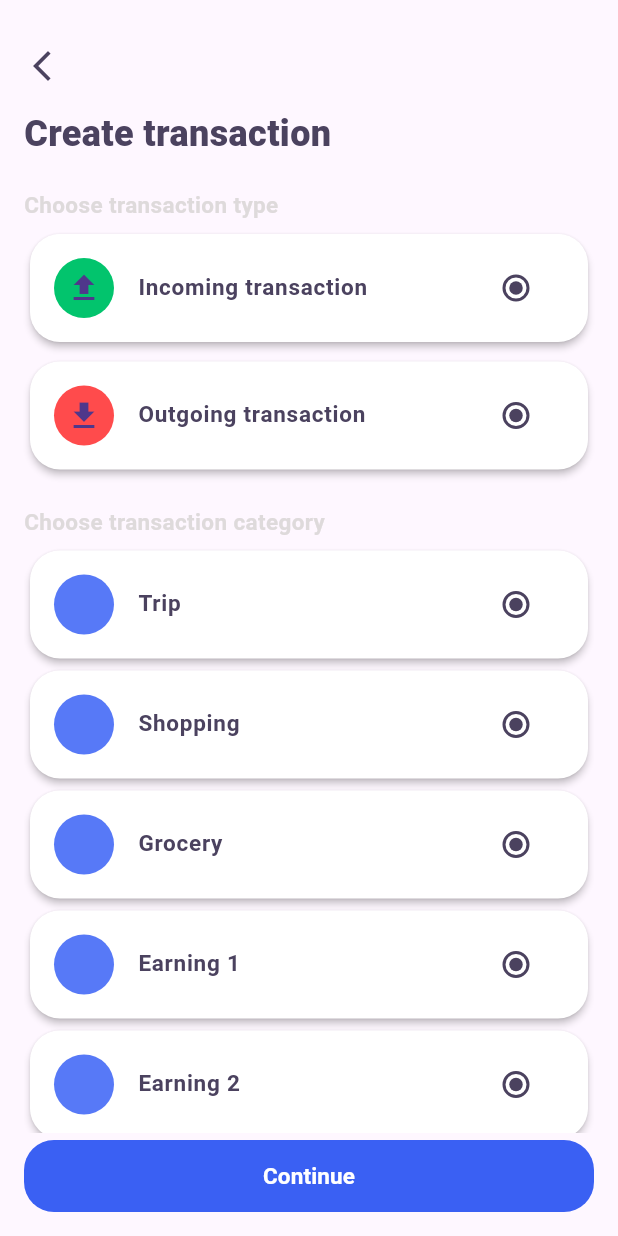
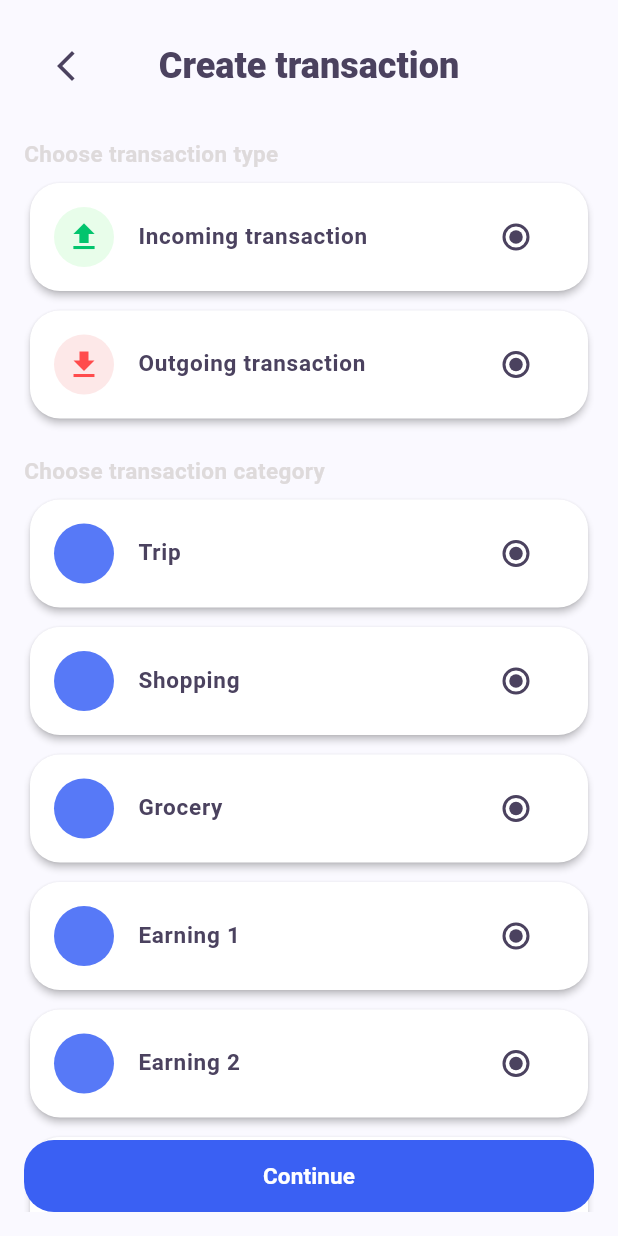
Before and after one commit to itsmishakiva/budget_tracker, a Flutter app: the screen it shows after launch, on a phone screen of 412 x 824 dp. Run offline on Flutter 3.47's test engine with Material 3 defaults, Android fonts, the phone set to English and light mode, and no system bars; our stand-ins replace auto_route, firebase_core, firebase_crashlytics, flutter_riverpod, freezed_annotation; accounts and stored records are empty; generated files the repository leaves out were written again; Roboto replaces fonts that are missing (Nunito).

Commit message:
operation creation screen remade to slivers

```diff
--- a/lib/core/ui_kit/app_scaffold.dart
+++ b/lib/core/ui_kit/app_scaffold.dart
@@ -1,3 +1,4 @@
+import 'package:budget_tracker/extensions/build_context_extension.dart';
 import 'package:flutter/material.dart';
 import 'package:flutter/services.dart';
 
@@ -6,12 +7,10 @@ class AppScaffold extends StatelessWidget {
     super.key,
     this.body,
     this.floatingActionButton,
-    this.floatingActionButtonLocation,
   });
 
   final Widget? body;
   final Widget? floatingActionButton;
-  final Widget? floatingActionButtonLocation;
 
   @override
   Widget build(BuildContext context) {
@@ -24,6 +23,7 @@ class AppScaffold extends StatelessWidget {
             : Brightness.dark,
       ),
       child: Scaffold(
+        backgroundColor: context.colors.backgroundSecondary,
         body: body,
         floatingActionButton: floatingActionButton,
       ),
--- /dev/null
+++ b/lib/core/ui_kit/widgets/app_button.dart
@@ -0,0 +1,30 @@
+import 'package:budget_tracker/core/ui_kit/constraints_constants.dart';
+import 'package:budget_tracker/extensions/build_context_extension.dart';
+import 'package:flutter/material.dart';
+import 'package:flutter_riverpod/flutter_riverpod.dart';
+
+class AppButton extends ConsumerWidget {
+  const AppButton({super.key, this.onTap, required this.title});
+
+  final String title;
+  final Function? onTap;
+
+  @override
+  Widget build(BuildContext context, WidgetRef ref) {
+    final constraints = ref.read(constraintsConstantsProvider);
+    return Container(
+      width: double.infinity,
+      decoration: BoxDecoration(
+        color: context.colors.accent,
+        borderRadius: BorderRadius.circular(constraints.tileBorderRadius),
+      ),
+      child: TextButton(
+        onPressed: () => onTap,
+        child: Text(
+          title,
+          style: context.textStyles.textButton.copyWith(color: Colors.white),
+        ),
+      ),
+    );
+  }
+}
--- a/lib/core/ui_kit/widgets/my_button.dart
+++ /dev/null
@@ -1,30 +0,0 @@
-import 'package:budget_tracker/core/ui_kit/constraints_constants.dart';
-import 'package:budget_tracker/extensions/build_context_extension.dart';
-import 'package:flutter/material.dart';
-import 'package:flutter_riverpod/flutter_riverpod.dart';
-
-class MyButton extends ConsumerWidget {
-  const MyButton({super.key, this.onTap, required this.title});
-
-  final String title;
-  final Function? onTap;
-
-  @override
-  Widget build(BuildContext context, WidgetRef ref) {
-    final constraints = ref.read(constraintsConstantsProvider);
-    return Center(
-      child: Container(
-        width: double.infinity,
-        decoration: BoxDecoration(
-            color: context.colors.accent,
-            borderRadius: BorderRadius.circular(constraints.tileBorderRadius)),
-        child: TextButton(
-          onPressed: () => onTap,
-          child: Text(title,
-              style:
-                  context.textStyles.textButton.copyWith(color: Colors.white)),
-        ),
-      ),
-    );
-  }
-}
--- a/lib/features/operation_creation/presentation/view/srcreens/operation_creation_type_screen.dart
+++ b/lib/features/operation_creation/presentation/view/srcreens/operation_creation_type_screen.dart
@@ -1,15 +1,15 @@
-import "package:auto_route/auto_route.dart";
-import "package:budget_tracker/core/internal/logger_provider.dart";
-import "package:budget_tracker/core/ui_kit/app_scaffold.dart";
-import "package:budget_tracker/core/ui_kit/constraints_constants.dart";
-import "package:budget_tracker/core/ui_kit/widgets/my_button.dart";
-import "package:budget_tracker/extensions/build_context_extension.dart";
-import "package:budget_tracker/features/operation_creation/domain/entities/operation_type.dart";
-import "package:budget_tracker/features/operation_creation/presentation/view/view_model/operation_creation_type_view_model.dart";
-import "package:budget_tracker/features/operation_creation/presentation/view/view_model/operation_creation_type_view_state.dart";
-import "package:flutter/material.dart";
-import "package:flutter_riverpod/flutter_riverpod.dart";
-import "package:logging/logging.dart";
+import 'package:auto_route/auto_route.dart';
+import 'package:budget_tracker/core/internal/logger_provider.dart';
+import 'package:budget_tracker/core/ui_kit/app_scaffold.dart';
+import 'package:budget_tracker/core/ui_kit/constraints_constants.dart';
+import 'package:budget_tracker/core/ui_kit/widgets/app_button.dart';
+import 'package:budget_tracker/extensions/build_context_extension.dart';
+import 'package:budget_tracker/features/operation_creation/domain/entities/operation_type.dart';
+import 'package:budget_tracker/features/operation_creation/presentation/view/view_model/operation_creation_type_view_model.dart';
+import 'package:budget_tracker/features/operation_creation/presentation/view/view_model/operation_creation_type_view_state.dart';
+import 'package:flutter/material.dart';
+import 'package:flutter_riverpod/flutter_riverpod.dart';
+import 'package:logging/logging.dart';
 
 @RoutePage()
 class OperationCreationTypeScreen extends StatelessWidget {
@@ -24,15 +24,13 @@ class OperationCreationTypeScreen extends StatelessWidget {
 }
 
 class _OperationCreationTypeScreenContent extends ConsumerWidget {
-  // const _OperationCreationTypeScreenContent({super.key});
-
   @override
   Widget build(BuildContext context, WidgetRef ref) {
     final state = ref.watch(operationCreationViewModelProvider);
     final constraints = ref.watch(constraintsConstantsProvider);
     switch (state) {
       case OperationCreationViewLoadingState _:
-        ref.read(loggerProvider).log(Level.INFO, "Hello!");
+        ref.read(loggerProvider).log(Level.INFO, 'Hello!');
         return const Center(
           child: CircularProgressIndicator(),
         );
@@ -42,33 +40,57 @@ class _OperationCreationTypeScreenContent extends ConsumerWidget {
         );
       case OperationCreationViewDataState _:
         return Padding(
-          padding: const EdgeInsets.all(16.0),
-          child: Column(
-            crossAxisAlignment: CrossAxisAlignment.start,
+          padding: EdgeInsets.all(constraints.horizontalScreenPadding),
+          child: Stack(
             children: [
-              Padding(
-                padding: EdgeInsets.symmetric(
-                    vertical: constraints.horizontalScreenPadding),
-                child: GestureDetector(
+              CustomScrollView(
+                slivers: [
+                  SliverAppBar(
+                    centerTitle: true,
+                    backgroundColor: Colors.transparent,
+                    leading: GestureDetector(
                       child: Icon(
                         Icons.arrow_back_ios_new,
                         color: context.colors.textPrimary,
                       ),
                       onTap: () {},
                     ),
-              ),
-              Text(
+                    title: Text(
                       context.locale!.createTransaction,
                       style: context.textStyles.header1,
                     ),
-              _TypeTileGroup(
-                subtitle: context.locale!.chooseTransactionType,
                   ),
-              _ChoiceTileGroup(
-                tiles: state.data,
+                  SliverList(
+                    delegate: SliverChildListDelegate(
+                      [
+                        const _TypeTileGroup(),
+                        const _ChoiceTileGroup(),
+                      ],
                     ),
-              MyButton(
-                title: context.locale!.next,
+                  ),
+                  SliverList.separated(
+                    separatorBuilder: (BuildContext context, int index) =>
+                        const SizedBox(
+                      height: 5,
+                    ),
+                    itemCount: state.data.length,
+                    itemBuilder: (BuildContext context, int index) {
+                      return _OperationChoiceTile(
+                        isSelected: false,
+                        categoryTile: state.data[index],
+                      );
+                    },
+                  ),
+                  const SliverToBoxAdapter(
+                    child: SizedBox(
+                      height: 55,
+                    ),
+                  ),
+                ],
+              ),
+              Align(
+                alignment: Alignment.bottomCenter,
+                child: AppButton(title: context.locale!.next),
               ),
             ],
           ),
@@ -88,20 +110,32 @@ class _OperationTypeTile extends ConsumerWidget {
     final constraints = ref.watch(constraintsConstantsProvider);
     return GestureDetector(
       onTap: () {},
-      child: Container(
+      child: SizedBox(
         height: 80,
         child: Card(
           shape: RoundedRectangleBorder(
-            borderRadius: BorderRadius.circular(constraints.tileBorderRadius),
+            borderRadius: BorderRadius.circular(
+              constraints.tileBorderRadius,
+            ),
           ),
           elevation: 2,
           color: context.colors.backgroundPrimary,
           child: Center(
             child: ListTile(
+              // tileColor: Colors.white,
               leading: CircleAvatar(
-                backgroundColor:
-                    (isIncome) ? context.colors.success : context.colors.error,
-                child: (isIncome) ? Icon(Icons.upload) : Icon(Icons.download),
+                backgroundColor: (isIncome)
+                    ? context.colors.successLight
+                    : context.colors.errorLight,
+                child: (isIncome)
+                    ? Icon(
+                        Icons.upload,
+                        color: context.colors.success,
+                      )
+                    : Icon(
+                        Icons.download,
+                        color: context.colors.error,
+                      ),
               ),
               title: (isIncome)
                   ? Text(
@@ -117,7 +151,7 @@ class _OperationTypeTile extends ConsumerWidget {
                 activeColor: context.colors.textPrimary,
                 value: 0,
                 groupValue: 0,
-                onChanged: (int? value) {},
+                onChanged: (value) {},
               ),
             ),
           ),
@@ -128,33 +162,32 @@ class _OperationTypeTile extends ConsumerWidget {
 }
 
 class _TypeTileGroup extends StatelessWidget {
-  const _TypeTileGroup({required this.subtitle});
-
-  final String subtitle;
+  const _TypeTileGroup();
 
   @override
   Widget build(BuildContext context) {
-    bool _isSelected = true;
-
     return Column(
       crossAxisAlignment: CrossAxisAlignment.start,
       children: [
-        SizedBox(
+        const SizedBox(
           height: 20,
         ),
-        Text(subtitle, style: context.textStyles.hint),
-        SizedBox(
+        Text(
+          context.locale!.chooseTransactionType,
+          style: context.textStyles.hint,
+        ),
+        const SizedBox(
           height: 5,
         ),
-        _OperationTypeTile(
-          isSelected: _isSelected,
+        const _OperationTypeTile(
+          isSelected: true,
           isIncome: true,
         ),
-        SizedBox(
+        const SizedBox(
           height: 5,
         ),
-        _OperationTypeTile(
-          isSelected: _isSelected,
+        const _OperationTypeTile(
+          isSelected: false,
           isIncome: false,
         ),
       ],
@@ -163,8 +196,10 @@ class _TypeTileGroup extends StatelessWidget {
 }
 
 class _OperationChoiceTile extends ConsumerWidget {
-  const _OperationChoiceTile(
-      {required this.isSelected, required this.categoryTile});
+  const _OperationChoiceTile({
+    required this.isSelected,
+    required this.categoryTile,
+  });
 
   final OperationType categoryTile;
 
@@ -175,11 +210,13 @@ class _OperationChoiceTile extends ConsumerWidget {
     final constraints = ref.watch(constraintsConstantsProvider);
     return GestureDetector(
       onTap: () {},
-      child: Container(
+      child: SizedBox(
         height: 80,
         child: Card(
           shape: RoundedRectangleBorder(
-            borderRadius: BorderRadius.circular(constraints.tileBorderRadius),
+            borderRadius: BorderRadius.circular(
+              constraints.tileBorderRadius,
+            ),
           ),
           elevation: 2,
           color: context.colors.backgroundPrimary,
@@ -196,7 +233,7 @@ class _OperationChoiceTile extends ConsumerWidget {
                 activeColor: context.colors.textPrimary,
                 value: 0,
                 groupValue: 0,
-                onChanged: (int? value) {},
+                onChanged: (value) {},
               ),
             ),
           ),
@@ -207,42 +244,24 @@ class _OperationChoiceTile extends ConsumerWidget {
 }
 
 class _ChoiceTileGroup extends StatelessWidget {
-  const _ChoiceTileGroup({required this.tiles});
-
-  final List<OperationType> tiles;
+  const _ChoiceTileGroup();
 
   @override
   Widget build(BuildContext context) {
-    bool _isSelected = true;
-
-    return Expanded(
-      child: Column(
+    return Column(
       crossAxisAlignment: CrossAxisAlignment.start,
       children: [
-          SizedBox(
+        const SizedBox(
           height: 20,
         ),
-          Text(context.locale!.chooseTransactionCategory,
-              style: context.textStyles.hint),
-          SizedBox(
-            height: 5,
+        Text(
+          context.locale!.chooseTransactionCategory,
+          style: context.textStyles.hint,
         ),
-          Expanded(
-            child: ListView.builder(
-              itemCount: tiles.length,
-              itemBuilder: (BuildContext context, int index) {
-                return _OperationChoiceTile(
-                  isSelected: _isSelected,
-                  categoryTile: tiles[index],
-                );
-              },
-            ),
-          ),
-          SizedBox(
+        const SizedBox(
           height: 5,
         ),
       ],
-      ),
     );
   }
 }
```
Also changed, not shown: analysis_options.yaml (+8 -7 lines), lib/features/operation_creation/data/mappers_impl/operation_type_mapper_impl.dart (+5 -4 lines), lib/features/operation_creation/presentation/view/srcreens/operation_creation_sum_screen.dart (+14 -35 lines), lib/features/operation_list/presentation/view/screens/operation_list_screen.dart (+4 -3 lines), lib/main.dart (+6 -4 lines), lib/themes/app_colors.dart (+12 -0 lines), lib/features/operation_creation/data/dto/operation_type_dto.g.dart. Lines whose indentation alone changed are shown as unchanged.
